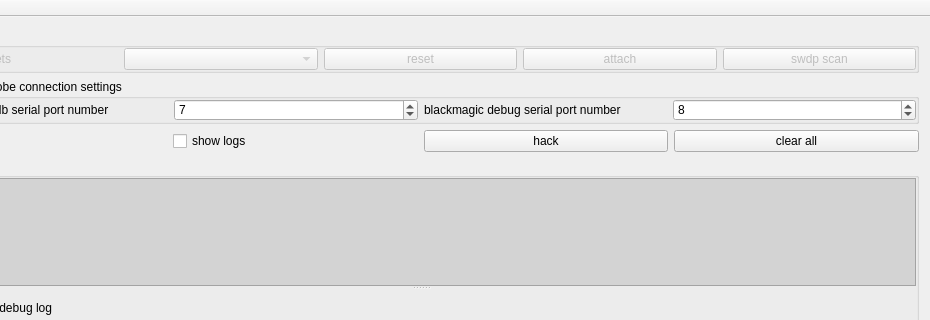
Above: mainwindow.ui from stoyan-shopov/blackmagic-gdbserver before the change; both pictures show x 89 to 1019 and y 0 to 320 of the 1019 by 592 pixel window. Below: the same form after it.
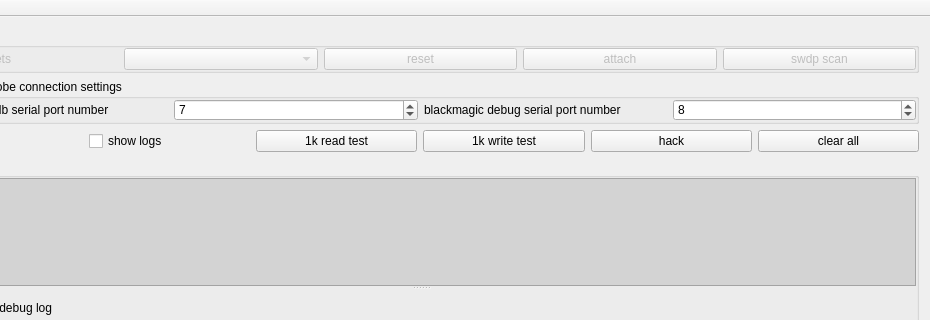
That is the form after the change.

Commit message: memory read/write test buttons added

```diff
--- a/mainwindow.ui
+++ b/mainwindow.ui
@@ -155,6 +155,20 @@
         </property>
        </widget>
       </item>
+      <item>
+       <widget class="QPushButton" name="pushButtonReadTest">
+        <property name="text">
+         <string>1k read test</string>
+        </property>
+       </widget>
+      </item>
+      <item>
+       <widget class="QPushButton" name="pushButtonWriteTest">
+        <property name="text">
+         <string>1k write test</string>
+        </property>
+       </widget>
+      </item>
       <item>
        <widget class="QPushButton" name="pushButton_2">
         <property name="text">
```
The commit also changes 2 other files.
